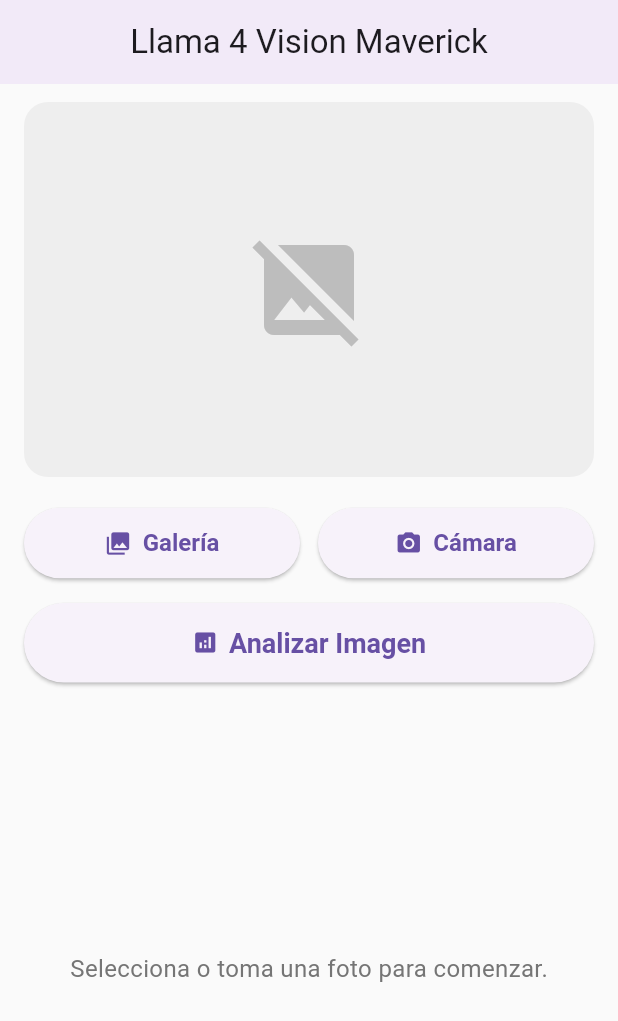
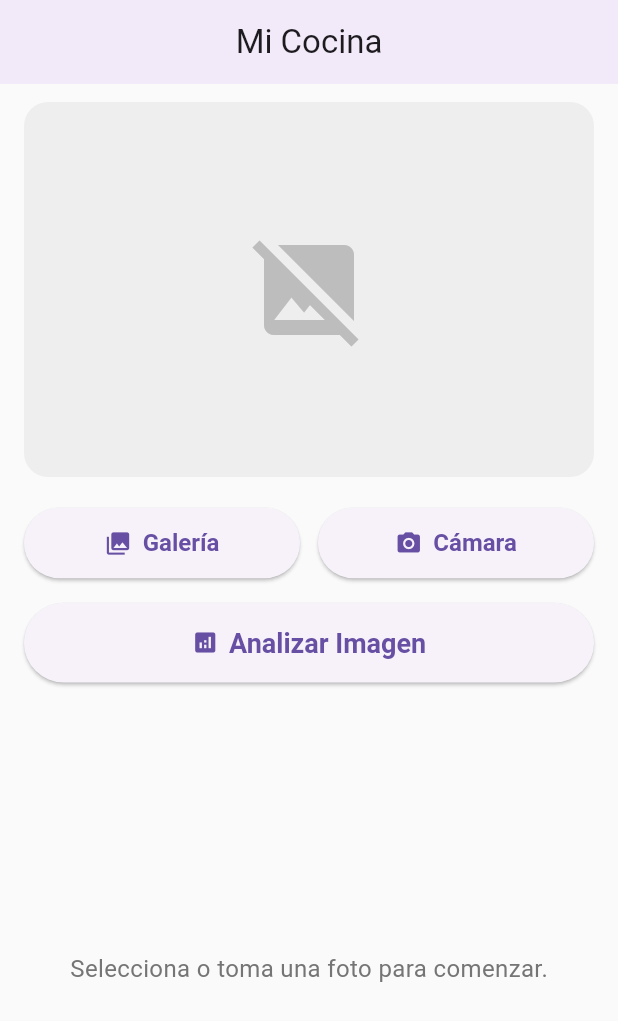
Before and after one commit to Ansc0307/Recetas, a Flutter app: the screen it shows after launch, on a phone screen of 412 x 824 dp. Shown: the top 1021 px of the screen. Run offline on Flutter 3.47's test engine with Material 3 defaults, Android fonts, the phone set to English and light mode, and no system bars; our stand-ins replace image_picker.

```diff
--- a/p_cookai-main/lib/home_page.dart
+++ b/p_cookai-main/lib/home_page.dart
@@ -62,7 +62,7 @@ class _HomePageState extends State<HomePage> {
 
     return Scaffold(
       appBar: AppBar(
-        title: const Text('Llama 4 Vision Maverick'),
+        title: const Text('Mi Cocina'),
         centerTitle: true,
         elevation: 3,
       ),
```
Also changed, not shown: p_cookai-main/lib/widgets/section_cards.dart (+10 -3 lines).
